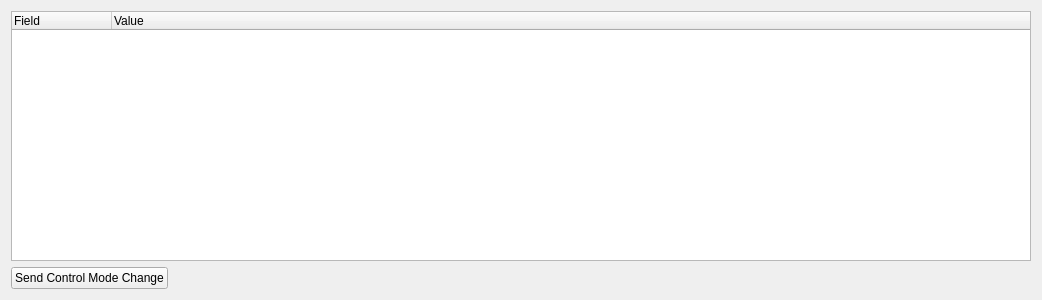
First picture: the form in victor_hardware/scripts/control_mode_params_widget.ui, repository UM-ARM-Lab/kuka_iiwa_interface, before the edit.
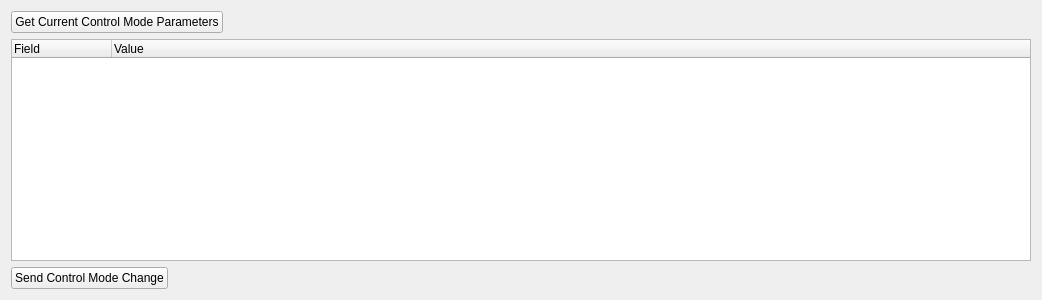
Second picture: the form after the edit.

Commit message:
add button to get current params
up the SOFT stiffness a bit

```diff
--- a/victor_hardware/scripts/control_mode_params_widget.ui
+++ b/victor_hardware/scripts/control_mode_params_widget.ui
@@ -14,6 +14,30 @@
    <string>Form</string>
   </property>
   <layout class="QVBoxLayout" name="verticalLayout">
+   <item>
+    <layout class="QHBoxLayout" name="horizontalLayout_2">
+     <item>
+      <widget class="QPushButton" name="get_control_mode_button">
+       <property name="text">
+        <string>Get Current Control Mode Parameters</string>
+       </property>
+      </widget>
+     </item>
+     <item>
+      <spacer name="horizontalSpacer_2">
+       <property name="orientation">
+        <enum>Qt::Horizontal</enum>
+       </property>
+       <property name="sizeHint" stdset="0">
+        <size>
+         <width>40</width>
+         <height>20</height>
+        </size>
+       </property>
+      </spacer>
+     </item>
+    </layout>
+   </item>
    <item>
     <widget class="QTreeWidget" name="params_tree">
      <column>
```
The commit also changes 2 other files.
